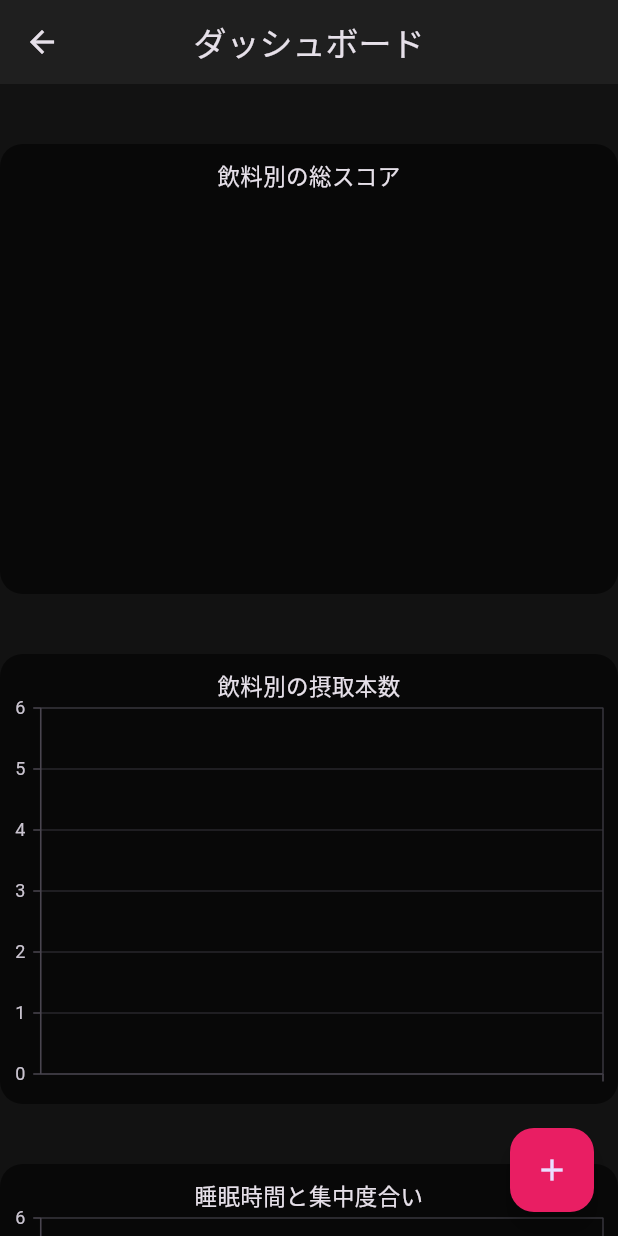
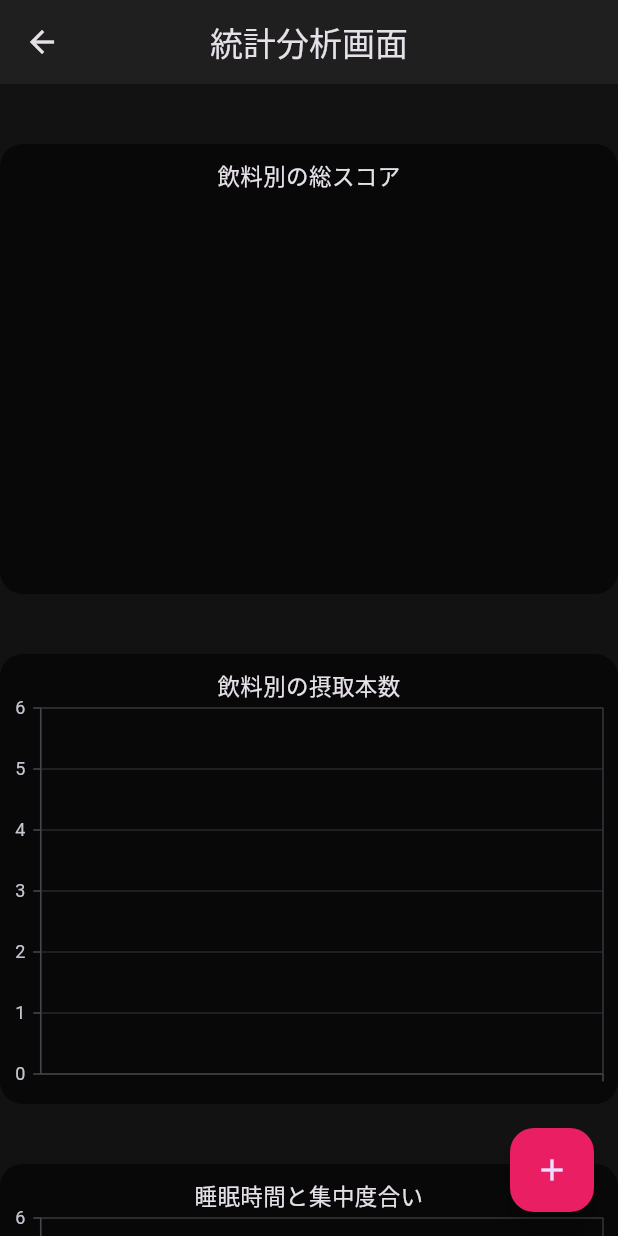
Before and after one commit to jphacks/os_2406, a Flutter app: the DashboardScreen screen opened directly with empty values, on a phone screen of 412 x 824 dp. Run offline on Flutter 3.47's test engine with Material 3 defaults, Android fonts, the phone set to English and light mode, and no system bars; our stand-ins replace syncfusion_flutter_charts; network calls fail.

Commit message:
change App bar title

```diff
--- a/flutter_application/lib/main.dart
+++ b/flutter_application/lib/main.dart
@@ -102,7 +102,7 @@ class DashboardScreen extends StatelessWidget {
     return Scaffold(
       backgroundColor: const Color(0xFF121212),
       appBar: AppBar(
-        title: const Text('ダッシュボード'),
+        title: const Text('統計分析画面'),
         centerTitle: true,
         backgroundColor: const Color(0xFF1F1F1F),
       ),
```
Also changed, not shown: 1 other file.
